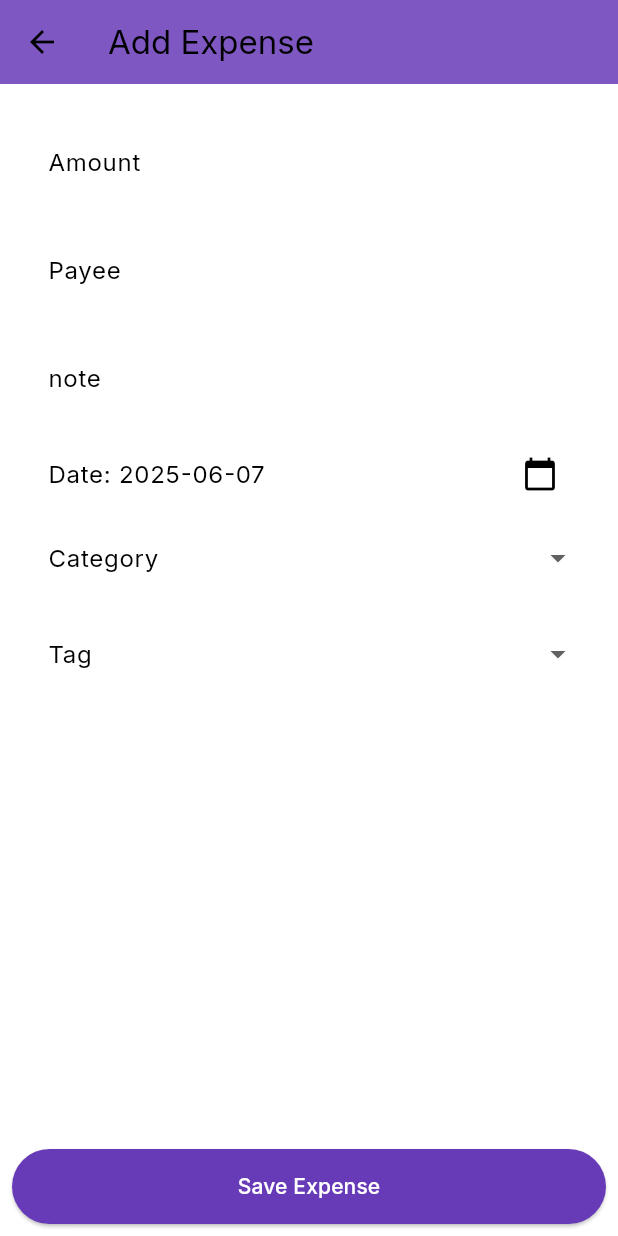
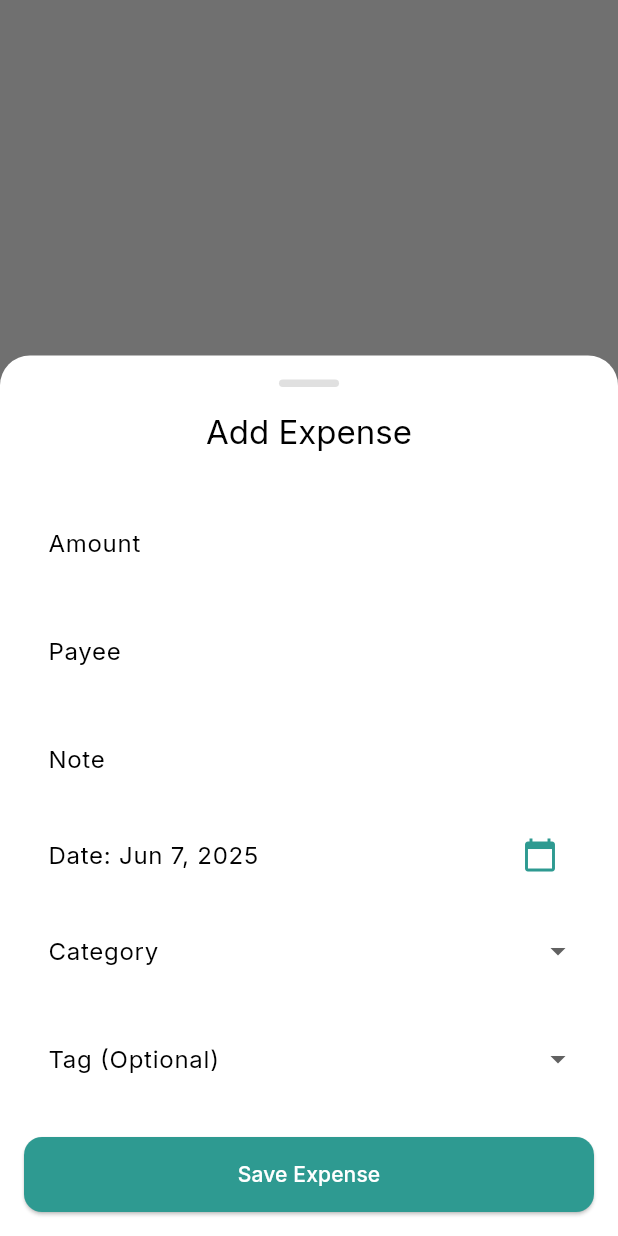
Before and after one commit to OmarAfifi-CSE/FinFlow, a Flutter app: the HomeScreen screen opened by its route, scrolled down 404 dp, after a tap on the "add" icon, on a phone screen of 412 x 824 dp. Run offline on Flutter 3.47's test engine with Material 3 defaults, Android fonts, the light colour scheme and no system bars; our stand-ins replace localstorage.

Commit message:
Add expense sheet

```diff
--- /dev/null
+++ b/lib/screens/add_expense_sheet.dart
@@ -0,0 +1,229 @@
+import 'package:flutter/material.dart';
+import 'package:provider/provider.dart';
+import 'package:intl/intl.dart';
+import '../models/expense.dart';
+import '../providers/expense_provider.dart';
+import '../widgets/add_category_dialog.dart';
+import '../widgets/add_tag_dialog.dart';
+
+// The new widget designed to be used in a modal bottom sheet.
+class AddExpenseSheet extends StatefulWidget {
+  final Expense? expense;
+
+  const AddExpenseSheet({Key? key, this.expense}) : super(key: key);
+
+  @override
+  _AddExpenseSheetState createState() => _AddExpenseSheetState();
+}
+
+class _AddExpenseSheetState extends State<AddExpenseSheet> {
+  // All state and controllers from your original screen are kept here.
+  late TextEditingController _amountController;
+  late TextEditingController _payeeController;
+  late TextEditingController _noteController;
+  String? _selectedCategoryId;
+  String? _selectedTagId;
+  DateTime _selectedDate = DateTime.now();
+
+  @override
+  void initState() {
+    super.initState();
+    _amountController =
+        TextEditingController(text: widget.expense?.amount.toString() ?? '');
+    _payeeController = TextEditingController(text: widget.expense?.payee ?? '');
+    _noteController = TextEditingController(text: widget.expense?.note ?? '');
+    _selectedDate = widget.expense?.date ?? DateTime.now();
+    _selectedCategoryId = widget.expense?.categoryId;
+    _selectedTagId = widget.expense?.tag;
+  }
+
+  @override
+  void dispose() {
+    _amountController.dispose();
+    _payeeController.dispose();
+    _noteController.dispose();
+    super.dispose();
+  }
+
+  @override
+  Widget build(BuildContext context) {
+    return Padding(
+      padding: EdgeInsets.only(
+        left: 16,
+        right: 16,
+        top: 16,
+        bottom: MediaQuery.of(context).viewInsets.bottom + 16,
+      ),
+      child: SingleChildScrollView(
+        child: Column(
+          mainAxisSize: MainAxisSize.min,
+          children: [
+            Container(
+              width: 40,
+              height: 5,
+              decoration: BoxDecoration(
+                color: Colors.grey[300],
+                borderRadius: BorderRadius.circular(12),
+              ),
+            ),
+            SizedBox(height: 16),
+            Text(
+              widget.expense == null ? 'Add Expense' : 'Edit Expense',
+              style: Theme.of(context).textTheme.titleLarge,
+            ),
+            SizedBox(height: 24),
+            buildTextField(_amountController, 'Amount',
+                TextInputType.numberWithOptions(decimal: true)),
+            buildTextField(_payeeController, 'Payee', TextInputType.text),
+            buildTextField(_noteController, 'Note', TextInputType.text),
+            buildDateField(context, _selectedDate),
+            SizedBox(height: 8),
+            buildCategoryDropdown(context.watch<ExpenseProvider>()),
+            SizedBox(height: 16),
+            buildTagDropdown(context.watch<ExpenseProvider>()),
+            SizedBox(height: 24),
+            ElevatedButton(
+              style: ElevatedButton.styleFrom(
+                backgroundColor: const Color(0xFF2E9A91),
+                foregroundColor: Colors.white,
+                minimumSize: Size(double.infinity, 50),
+                shape: RoundedRectangleBorder(
+                  borderRadius: BorderRadius.circular(12),
+                ),
+              ),
+              onPressed: _saveExpense,
+              child: Text('Save Expense'),
+            ),
+          ],
+        ),
+      ),
+    );
+  }
+
+  void _saveExpense() {
+    if (_amountController.text.isEmpty || _selectedCategoryId == null) {
+      ScaffoldMessenger.of(context).showSnackBar(
+          SnackBar(content: Text('Amount and Category are required!')));
+      return;
+    }
+
+    final expense = Expense(
+      id: widget.expense?.id ?? DateTime.now().toString(),
+      amount: double.parse(_amountController.text),
+      categoryId: _selectedCategoryId!,
+      payee: _payeeController.text,
+      note: _noteController.text,
+      date: _selectedDate,
+      // FIX 1: Provide a default empty string if the tag is null.
+      tag: _selectedTagId ?? '',
+    );
+
+    Provider.of<ExpenseProvider>(context, listen: false).addOrUpdateExpense(expense);
+    Navigator.pop(context);
+  }
+
+  Widget buildTextField(
+      TextEditingController controller, String label, TextInputType type) {
+    return Padding(
+      padding: const EdgeInsets.symmetric(vertical: 8.0),
+      child: TextField(
+        controller: controller,
+        decoration: InputDecoration(
+          labelText: label,
+          border: OutlineInputBorder(),
+        ),
+        keyboardType: type,
+      ),
+    );
+  }
+
+  Widget buildDateField(BuildContext context, DateTime selectedDate) {
+    return ListTile(
+      title: Text("Date: ${DateFormat.yMMMd().format(selectedDate)}"),
+      trailing: Icon(Icons.calendar_today, color: const Color(0xFF2E9A91)),
+      onTap: () async {
+        final DateTime? picked = await showDatePicker(
+          context: context,
+          initialDate: selectedDate,
+          firstDate: DateTime(2000),
+          lastDate: DateTime(2100),
+        );
+        if (picked != null && picked != selectedDate) {
+          setState(() {
+            _selectedDate = picked;
+          });
+        }
+      },
+    );
+  }
+
+  Widget buildCategoryDropdown(ExpenseProvider provider) {
+    return DropdownButtonFormField<String>(
+      value: _selectedCategoryId,
+      onChanged: (newValue) {
+        if (newValue == 'New') {
+          // FIX 2: Added the required 'context' and 'builder' arguments.
+          showDialog(
+            context: context,
+            builder: (context) => AddCategoryDialog(onAdd: (newCategory) {
+              setState(() {
+                _selectedCategoryId = newCategory.id;
+                provider.addCategory(newCategory);
+              });
+            }),
+          );
+        } else {
+          setState(() => _selectedCategoryId = newValue);
+        }
+      },
+      items: provider.categories.map<DropdownMenuItem<String>>((category) {
+        return DropdownMenuItem<String>(
+          value: category.id,
+          child: Text(category.name),
+        );
+      }).toList()
+        ..add(DropdownMenuItem(
+          value: "New",
+          child: Text("＋ Add New Category", style: TextStyle(color: const Color(0xFF2E9A91))),
+        )),
+      decoration: InputDecoration(
+        labelText: 'Category',
+        border: OutlineInputBorder(),
+      ),
+    );
+  }
+
+  Widget buildTagDropdown(ExpenseProvider provider) {
+    return DropdownButtonFormField<String>(
+      value: _selectedTagId,
+      onChanged: (newValue) {
+        if (newValue == 'New') {
+          // FIX 3: Added the required 'context' and 'builder' arguments.
+          showDialog(
+            context: context,
+            builder: (context) => AddTagDialog(onAdd: (newTag) {
+              provider.addTag(newTag);
+              setState(() => _selectedTagId = newTag.id);
+            }),
+          );
+        } else {
+          setState(() => _selectedTagId = newValue);
+        }
+      },
+      items: provider.tags.map<DropdownMenuItem<String>>((tag) {
+        return DropdownMenuItem<String>(
+          value: tag.id,
+          child: Text(tag.name),
+        );
+      }).toList()
+        ..add(DropdownMenuItem(
+          value: "New",
+          child: Text("＋ Add New Tag", style: TextStyle(color: const Color(0xFF2E9A91))),
+        )),
+      decoration: InputDecoration(
+        labelText: 'Tag (Optional)',
+        border: OutlineInputBorder(),
+      ),
+    );
+  }
+}
--- a/lib/screens/home_screen.dart
+++ b/lib/screens/home_screen.dart
@@ -2,20 +2,53 @@ import 'package:flutter/material.dart';
 import 'package:provider/provider.dart';
 import 'package:intl/intl.dart';
 import 'package:collection/collection.dart';
+import 'dart:math'; // Imported for the hash code logic
 
 import '../providers/expense_provider.dart';
 import '../screens/add_expense_screen.dart';
 import '../models/expense.dart';
+import 'add_expense_sheet.dart';
 
-// Mapping of category names to specific icons.
+// A simple class to hold the color theme for a category
+class CategoryTheme {
+  final Color color;
+  final Color backgroundColor;
+
+  const CategoryTheme({required this.color, required this.backgroundColor});
+}
+
+// Mapping of category names to their specific icons
 const Map<String, IconData> categoryIcons = {
   'Food': Icons.fastfood,
-  'Travel': Icons.emoji_transportation,
+  'Transport': Icons.emoji_transportation,
   'Shopping': Icons.shopping_bag,
   'Groceries': Icons.local_grocery_store,
   'Bills': Icons.receipt,
   'Entertainment': Icons.movie,
 };
+
+// --- Main themes for specific, hardcoded categories ---
+final Map<String, CategoryTheme> categoryThemes = {
+  'Food': CategoryTheme(color: Colors.red[400]!, backgroundColor: Colors.red[50]!),
+  'Transport': CategoryTheme(color: Colors.orange[400]!, backgroundColor: Colors.orange[50]!),
+  'Shopping': CategoryTheme(color: Colors.green[600]!, backgroundColor: Colors.green[50]!),
+  'Groceries': CategoryTheme(color: Colors.blue[400]!, backgroundColor: Colors.blue[50]!),
+  'Bills': CategoryTheme(color: Colors.purple[400]!, backgroundColor: Colors.purple[50]!),
+  'Entertainment': CategoryTheme(color: Colors.teal[400]!, backgroundColor: Colors.teal[50]!),
+};
+
+// --- NEW: A list of default themes for any new categories ---
+// We will pick from this list using the category name's hash code.
+final List<CategoryTheme> defaultCategoryThemes = [
+  CategoryTheme(color: Colors.teal[400]!, backgroundColor: Colors.teal[50]!),
+  CategoryTheme(color: Colors.lightBlue[600]!, backgroundColor: Colors.lightBlue[50]!),
+  CategoryTheme(color: Colors.pink[400]!, backgroundColor: Colors.pink[50]!),
+  CategoryTheme(color: Colors.amber[700]!, backgroundColor: Colors.amber[50]!),
+  CategoryTheme(color: Colors.indigo[400]!, backgroundColor: Colors.indigo[50]!),
+  CategoryTheme(color: Colors.brown[400]!, backgroundColor: Colors.brown[50]!),
+  CategoryTheme(color: Colors.cyan[600]!, backgroundColor: Colors.cyan[50]!),
+];
+
 
 class HomeScreen extends StatefulWidget {
   @override
@@ -45,32 +78,32 @@ class _HomeScreenState extends State<HomeScreen>
     const primaryColor = Color(0xFF2E9A91);
 
     return Scaffold(
-      key: _scaffoldKey, // Add scaffold key to open drawer
+      key: _scaffoldKey,
       backgroundColor: Colors.grey[100],
       drawer: Drawer(
         child: ListView(
           padding: EdgeInsets.zero,
           children: <Widget>[
             DrawerHeader(
-              decoration: BoxDecoration(color: primaryColor), // Corrected color
+              decoration: BoxDecoration(color: primaryColor),
               child: Text(
                 'Menu',
                 style: TextStyle(color: Colors.white, fontSize: 24),
               ),
             ),
             ListTile(
-              leading: Icon(Icons.category, color: primaryColor), // Corrected color
+              leading: Icon(Icons.category, color: primaryColor),
               title: Text('Manage Categories'),
               onTap: () {
-                Navigator.pop(context); // Closes the drawer
+                Navigator.pop(context);
                 Navigator.pushNamed(context, '/manage_categories');
               },
             ),
             ListTile(
-              leading: Icon(Icons.tag, color: primaryColor), // Corrected color
+              leading: Icon(Icons.tag, color: primaryColor),
               title: Text('Manage Tags'),
               onTap: () {
-                Navigator.pop(context); // Closes the drawer
+                Navigator.pop(context);
                 Navigator.pushNamed(context, '/manage_tags');
               },
             ),
@@ -98,23 +131,33 @@ class _HomeScreenState extends State<HomeScreen>
       ),
       floatingActionButtonLocation: FloatingActionButtonLocation.centerDocked,
       floatingActionButton: FloatingActionButton(
-        onPressed: () => Navigator.push(
-          context,
-          MaterialPageRoute(builder: (context) => AddExpenseScreen()),
+        onPressed: () {
+          // This is the new way to open the sheet.
+          showModalBottomSheet(
+            context: context,
+            // This makes the sheet scrollable and avoids the keyboard covering the fields.
+            isScrollControlled: true,
+            // This gives the sheet the rounded top corners.
+            shape: const RoundedRectangleBorder(
+              borderRadius: BorderRadius.vertical(top: Radius.circular(20)),
             ),
+            builder: (context) {
+              // Here we build our new sheet widget.
+              return AddExpenseSheet();
+            },
+          );
+        },
         tooltip: 'Add Expense',
         child: Icon(Icons.add, size: 30),
-        backgroundColor: primaryColor,
+        backgroundColor: const Color(0xFF2E9A91),
         elevation: 4.0,
       ),
       bottomNavigationBar: _buildBottomAppBar(),
     );
   }
 
-  /// Builds the top header section with the new user-provided design.
   Widget _buildHeader(BuildContext context) {
-    final provider = Provider.of<ExpenseProvider>(context, listen: false);
-    // Using dummy data as in your provided code
+    // Dummy data for display purposes
     final totalBalance = 1000;
     final totalIncome = 100;
     final totalExpenses = 200;
@@ -131,23 +174,18 @@ class _HomeScreenState extends State<HomeScreen>
       child: Column(
         crossAxisAlignment: CrossAxisAlignment.start,
         children: [
-          // FIX: The Row containing the drawer icon was missing. It is added back here.
           Row(
             mainAxisAlignment: MainAxisAlignment.spaceBetween,
             children: [
               IconButton(
                 icon: const Icon(Icons.menu, color: Colors.white, size: 28),
-                onPressed: () {
-                  // This line opens the drawer.
-                  _scaffoldKey.currentState?.openDrawer();
-                },
+                onPressed: () => _scaffoldKey.currentState?.openDrawer(),
                 tooltip: 'Open menu',
               ),
               const Icon(Icons.more_horiz, color: Colors.white, size: 28),
             ],
           ),
           const SizedBox(height: 10),
-          // Rest of your header code remains the same
           Container(
             padding: const EdgeInsets.all(20),
             decoration: BoxDecoration(
@@ -157,17 +195,12 @@ class _HomeScreenState extends State<HomeScreen>
             child: Column(
               crossAxisAlignment: CrossAxisAlignment.start,
               children: [
-                Row(
-                  mainAxisAlignment: MainAxisAlignment.spaceBetween,
-                  children: [
                 Text(
                   'Total Balance',
                   style: TextStyle(
                     color: Colors.white.withOpacity(0.8),
                     fontSize: 16,
                   ),
-                    ),
-                  ],
                 ),
                 const SizedBox(height: 10),
                 Text(
@@ -194,7 +227,6 @@ class _HomeScreenState extends State<HomeScreen>
     );
   }
 
-  /// Helper widget to build the Income/Expense section in the header.
   Widget _buildIncomeExpense(String title, String value, IconData icon) {
     return Row(
       children: [
@@ -217,7 +249,6 @@ class _HomeScreenState extends State<HomeScreen>
     );
   }
 
-  /// Builds the tab bar for switching between views.
   Widget _buildTabBar() {
     return Padding(
       padding: const EdgeInsets.symmetric(vertical: 16.0),
@@ -234,7 +265,6 @@ class _HomeScreenState extends State<HomeScreen>
     );
   }
 
-  /// Builds the bottom app bar with navigation icons.
   Widget _buildBottomAppBar() {
     return BottomAppBar(
       shape: CircularNotchedRectangle(),
@@ -252,7 +282,7 @@ class _HomeScreenState extends State<HomeScreen>
               icon: Icon(Icons.bar_chart, color: Colors.grey),
               onPressed: () {},
             ),
-            SizedBox(width: 40), // The space for the FAB
+            SizedBox(width: 40),
             IconButton(
               icon: Icon(Icons.account_balance_wallet, color: Colors.grey),
               onPressed: () {},
@@ -267,7 +297,6 @@ class _HomeScreenState extends State<HomeScreen>
     );
   }
 
-  /// Builds the list of expenses sorted by date.
   Widget _buildExpensesByDate(BuildContext context) {
     return Consumer<ExpenseProvider>(
       builder: (context, provider, child) {
@@ -291,7 +320,6 @@ class _HomeScreenState extends State<HomeScreen>
     );
   }
 
-  /// Builds the list of expenses grouped by category.
   Widget _buildExpensesByCategory(BuildContext context) {
     return Consumer<ExpenseProvider>(
       builder: (context, provider, child) {
@@ -303,7 +331,6 @@ class _HomeScreenState extends State<HomeScreen>
             ),
           );
         }
-
         var grouped = groupBy(provider.expenses, (Expense e) => e.categoryId);
         return ListView(
           padding: EdgeInsets.symmetric(horizontal: 16),
@@ -328,7 +355,6 @@ class _HomeScreenState extends State<HomeScreen>
                   ),
                 ),
                 ...entry.value.map((expense) => _buildTransactionItem(context, expense)).toList(),
-
               ],
             );
           }).toList(),
@@ -337,14 +363,21 @@ class _HomeScreenState extends State<HomeScreen>
     );
   }
 
-  /// Builds a single transaction list item.
+  // --- WIDGET UPDATED WITH NEW LOGIC FOR RANDOM COLORS ---
   Widget _buildTransactionItem(BuildContext context, Expense expense) {
     String categoryName = getCategoryNameById(context, expense.categoryId);
-    IconData icon = categoryIcons[categoryName] ?? Icons.category;
-    bool isIncome = expense.amount > 0;
+    IconData icon = categoryIcons[categoryName] ?? Icons.category; // A generic fallback icon
+
+    // Get the category-specific theme.
+    CategoryTheme theme = categoryThemes[categoryName] ??
+        // If not found, use the HASHING method to pick a consistent "random" color.
+        defaultCategoryThemes[categoryName.hashCode % defaultCategoryThemes.length];
+
     String formattedDate = DateFormat('MMM d, yyyy').format(expense.date);
-    Color amountColor = isIncome ? Colors.green : Colors.black;
-    String amountPrefix = isIncome ? '+' : '-';
+
+    // expense
+    Color amountColor = Colors.red;
+    String amountPrefix = '-';
 
     return Card(
       elevation: 1,
@@ -352,8 +385,8 @@ class _HomeScreenState extends State<HomeScreen>
       shape: RoundedRectangleBorder(borderRadius: BorderRadius.circular(12)),
       child: ListTile(
         leading: CircleAvatar(
-          backgroundColor: Color(0xFFE8F5E9),
-          child: Icon(icon, color: Color(0xFF2E9A91)),
+          backgroundColor: theme.backgroundColor, // Use background color from theme
+          child: Icon(icon, color: theme.color),   // Use main color from theme
         ),
         title: Text(
           categoryName,
```
Lines whose indentation alone changed are shown as unchanged.
